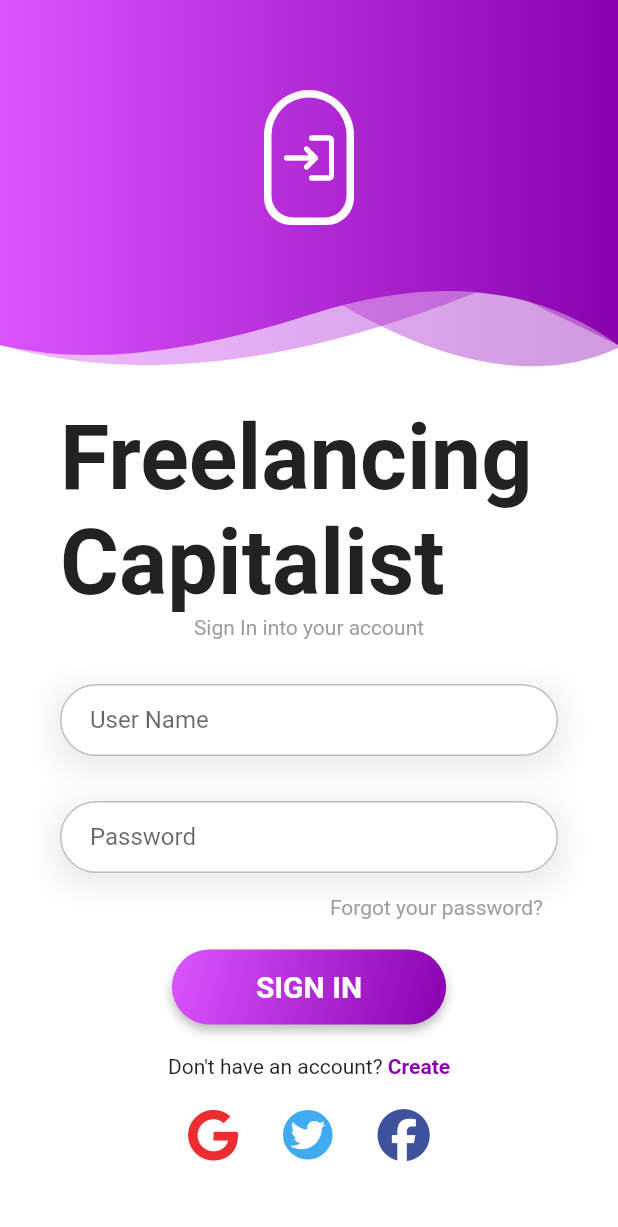
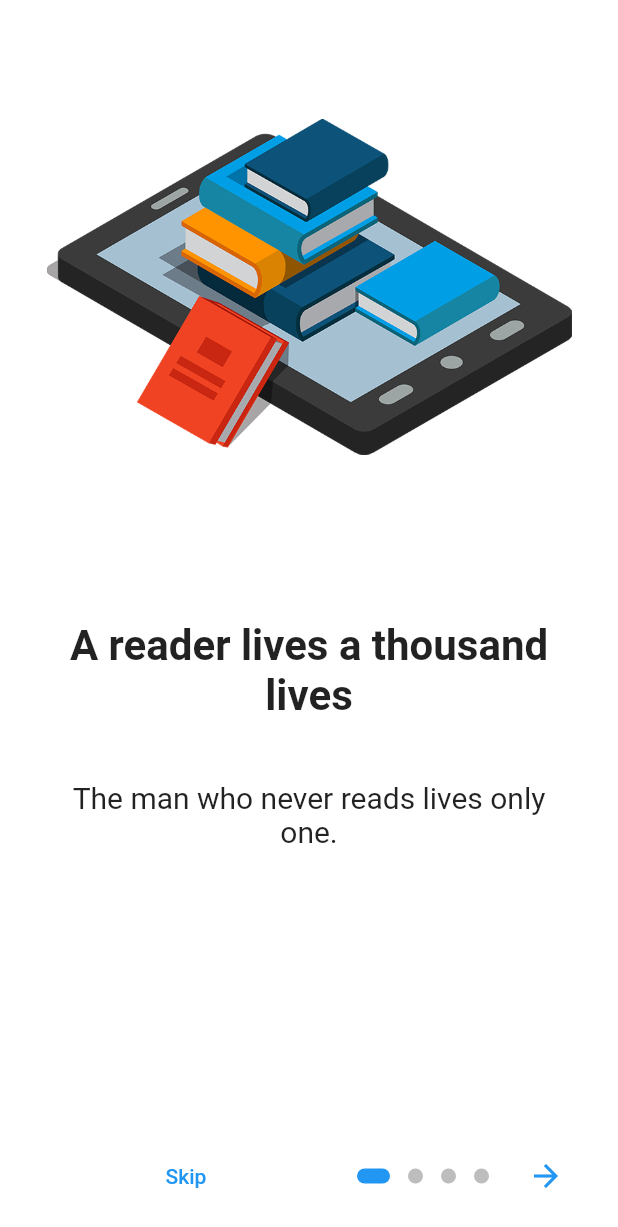
Before and after one commit to Free2Cap/Freelancer2Capitalist, a Flutter app: the screen it shows after launch, on a phone screen of 412 x 824 dp. Shown: the top 1227 px of the screen. Run offline on Flutter 3.47's test engine with Material 2 defaults, Android fonts, the light colour scheme and no system bars; drawn by our look-alikes of introduction_screen; our stand-ins replace cloud_firestore, firebase_auth, firebase_core, firebase_storage, font_awesome_flutter, google_sign_in and 6 more; missing offline and left inert: email_otp; accounts and stored records are empty.

Commit message:
work in progress

```diff
--- /dev/null
+++ b/lib/pages/onboarding/onboarding.dart
@@ -0,0 +1,14 @@
+import 'package:flutter/material.dart';
+import 'package:freelancer2capitalist/pages/onboarding/page/onboarding_page.dart';
+
+class OnBoarding extends StatelessWidget {
+  static final String title = 'Onboarding Example';
+
+  @override
+  Widget build(BuildContext context) => MaterialApp(
+        debugShowCheckedModeBanner: false,
+        title: title,
+        theme: ThemeData(primarySwatch: Colors.blue),
+        home: OnBoardingPage(),
+      );
+}
--- /dev/null
+++ b/lib/pages/onboarding/page/onboarding_page.dart
@@ -0,0 +1,87 @@
+import 'dart:developer';
+
+import 'package:flutter/material.dart';
+import 'package:freelancer2capitalist/pages/login_page.dart';
+import 'package:introduction_screen/introduction_screen.dart';
+import 'package:freelancer2capitalist/pages/onboarding/widget/button_widget.dart';
+
+class OnBoardingPage extends StatelessWidget {
+  @override
+  Widget build(BuildContext context) => SafeArea(
+        child: IntroductionScreen(
+          pages: [
+            PageViewModel(
+              title: 'A reader lives a thousand lives',
+              body: 'The man who never reads lives only one.',
+              image: buildImage('assets/ebook.png'),
+              decoration: getPageDecoration(),
+            ),
+            PageViewModel(
+              title: 'Featured Books',
+              body: 'Available right at your fingerprints',
+              image: buildImage('assets/readingbook.png'),
+              decoration: getPageDecoration(),
+            ),
+            PageViewModel(
+              title: 'Simple UI',
+              body: 'For enhanced reading experience',
+              image: buildImage('assets/manthumbs.png'),
+              decoration: getPageDecoration(),
+            ),
+            PageViewModel(
+              title: 'Today a reader, tomorrow a leader',
+              body: 'Start your journey',
+              footer: ButtonWidget(
+                text: 'Start Reading',
+                onClicked: () => goToHome(context),
+              ),
+              image: buildImage('assets/learn.png'),
+              decoration: getPageDecoration(),
+            ),
+          ],
+          done:
+              const Text('Read', style: TextStyle(fontWeight: FontWeight.w600)),
+          onDone: () => goToHome(context),
+          showSkipButton: true,
+          skip: const Text('Skip'),
+          onSkip: () => goToHome(context),
+          next: const Icon(Icons.arrow_forward),
+          dotsDecorator: getDotDecoration(),
+          onChange: (index) => log('Page $index selected'),
+          globalBackgroundColor: Theme.of(context).primaryColor,
+          dotsFlex: 0,
+          nextFlex: 0,
+          // isProgressTap: false,
+          // isProgress: false,
+          // showNextButton: false,
+          // freeze: true,
+          // animationDuration: 1000,
+        ),
+      );
+
+  void goToHome(context) => Navigator.of(context).pushAndRemoveUntil(
+      MaterialPageRoute(builder: (context) => const LoginPage()),
+      (route) => false);
+
+  Widget buildImage(String path) =>
+      Center(child: Image.asset(path, width: 350));
+
+  DotsDecorator getDotDecoration() => DotsDecorator(
+        color: const Color(0xFFBDBDBD),
+        //activeColor: Colors.orange,
+        size: const Size(10, 10),
+        activeSize: const Size(22, 10),
+        activeShape: RoundedRectangleBorder(
+          borderRadius: BorderRadius.circular(24),
+        ),
+      );
+
+  PageDecoration getPageDecoration() => PageDecoration(
+        titleTextStyle:
+            const TextStyle(fontSize: 28, fontWeight: FontWeight.bold),
+        bodyTextStyle: const TextStyle(fontSize: 20),
+        bodyPadding: const EdgeInsets.all(16).copyWith(bottom: 0),
+        imagePadding: const EdgeInsets.all(24),
+        pageColor: Colors.white,
+      );
+}
--- a/lib/pages/splash_screen.dart
+++ b/lib/pages/splash_screen.dart
@@ -4,6 +4,7 @@ import 'dart:developer';
 import 'package:cloud_firestore/cloud_firestore.dart';
 import 'package:firebase_auth/firebase_auth.dart';
 import 'package:flutter/material.dart';
+import 'package:freelancer2capitalist/pages/onboarding/onBoarding.dart';
 import 'package:freelancer2capitalist/pages/profile_page.dart';
 import '../models/FirebaseHelper.dart';
 import '../models/user_model.dart';
@@ -65,7 +66,7 @@ class _SplashScreenState extends State<SplashScreen> {
                             usermodel: newUserModel!,
                             firebaseUser: currentUser!,
                           )
-                        : const LoginPage()),
+                        : OnBoarding()),
             (route) => false);
       });
     });
--- a/lib/pages/swipe/model/profile.dart
+++ b/lib/pages/swipe/model/profile.dart
@@ -8,6 +8,7 @@ class Project {
     required this.field,
     required this.projectImages,
     required this.creator,
+    required this.creatorUid,
   });
   final String uid;
   final String creator;
@@ -17,6 +18,7 @@ class Project {
   final String budgetEnd;
   final String field;
   final String projectImages;
+  final String creatorUid;
 }
 
 class Firm {
--- a/pubspec.yaml
+++ b/pubspec.yaml
@@ -62,6 +62,7 @@ dependencies:
   permission_handler: ^10.2.0
   agora_uikit: ^1.2.1
   mime_type: ^1.0.0
+  introduction_screen: ^3.1.7
 
 
 dev_dependencies:
@@ -92,6 +93,7 @@ flutter:
   #   - images/a_dot_ham.jpeg
   assets:
     - assets/images/
+    - assets/
 
   # An image asset can refer to one or more resolution-specific "variants", see
   # https://flutter.dev/assets-and-images/#resolution-aware
```
Also changed, not shown: lib/pages/onboarding/page/home_page.dart (added, +33 -0 lines), lib/pages/onboarding/widget/button_widget.dart (added, +26 -0 lines), lib/pages/swipe/widgets/cards_stack_widget.dart (+29 -0 lines), assets/ebook.png (added), assets/learn.png (added), assets/manthumbs.png (added), assets/readingbook.png (added), pubspec.lock.
